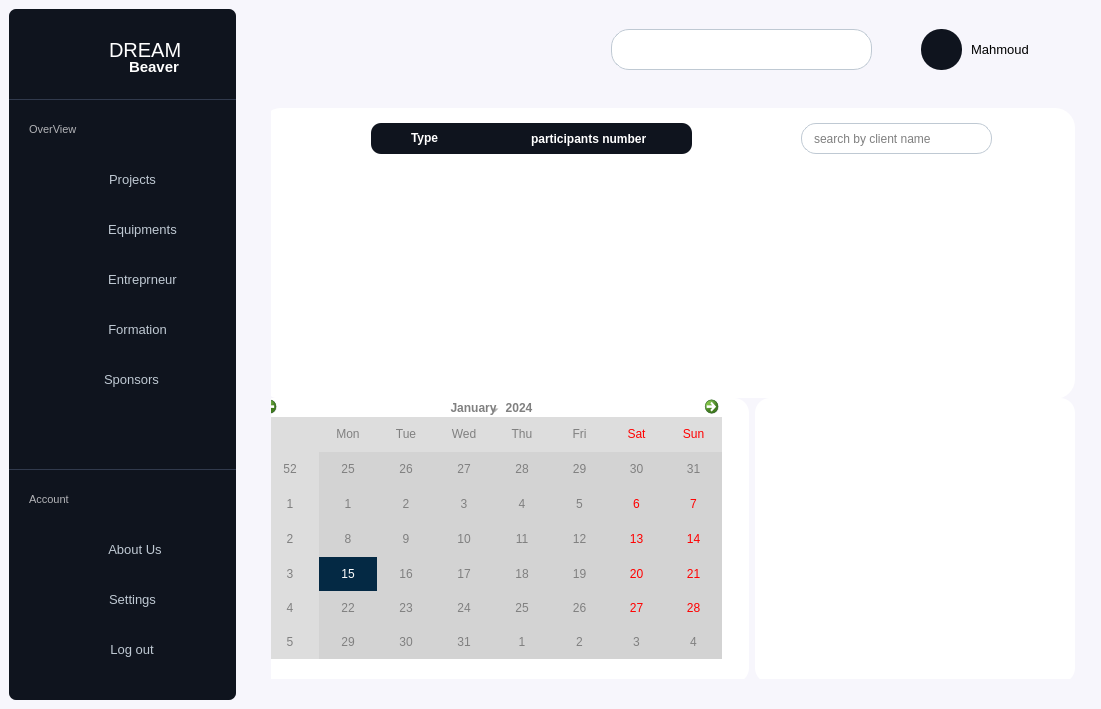
life-is-potato/Dream-Beaver, file caramel/Project_Walhazi 0.0.7/mainwindow.ui: the form before one commit.
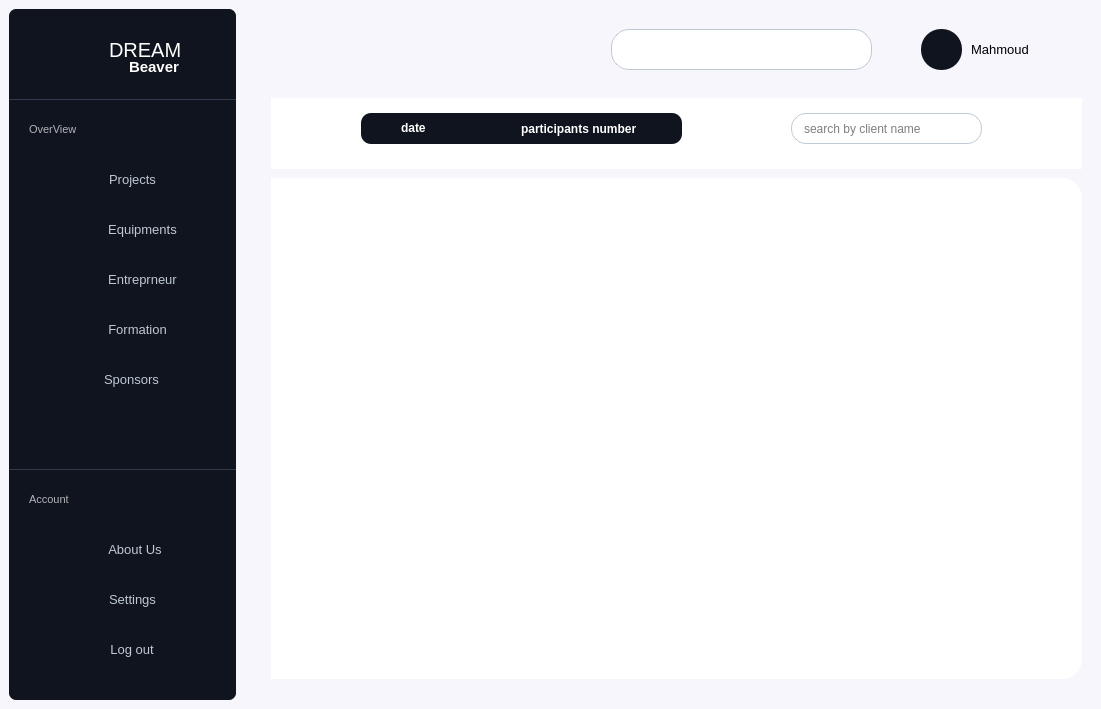
The form after the commit. The open tabs and pages were chosen to show the change. Icons and pictures are not drawn.

```diff
--- a/caramel/Project_Walhazi 0.0.7/mainwindow.ui
+++ b/caramel/Project_Walhazi 0.0.7/mainwindow.ui
@@ -34,8 +34,8 @@
 	background-color:#F7F6FC;
 }</string>
    </property>
-   <layout class="QHBoxLayout" name="horizontalLayout">
-    <item>
+   <layout class="QGridLayout" name="gridLayout">
+    <item row="0" column="0">
      <widget class="QWidget" name="side_bar" native="true">
       <property name="maximumSize">
        <size>
@@ -606,7 +606,7 @@
       </widget>
      </widget>
     </item>
-    <item>
+    <item row="0" column="1">
      <widget class="QWidget" name="main" native="true">
       <property name="maximumSize">
        <size>
@@ -5340,10 +5340,10 @@
             <widget class="QWidget" name="table_3" native="true">
              <property name="geometry">
               <rect>
-               <x>-10</x>
-               <y>10</y>
+               <x>0</x>
+               <y>250</y>
                <width>814</width>
-               <height>291</height>
+               <height>321</height>
               </rect>
              </property>
              <property name="styleSheet">
@@ -5644,10 +5644,10 @@
             <widget class="QWidget" name="others_4" native="true">
              <property name="geometry">
               <rect>
-               <x>-10</x>
-               <y>300</y>
-               <width>814</width>
-               <height>285</height>
+               <x>0</x>
+               <y>0</y>
+               <width>811</width>
+               <height>241</height>
               </rect>
              </property>
              <property name="maximumSize">
@@ -5668,29 +5668,67 @@
                  <string notr="true">background-color:white ; 
 border-radius:15px ; </string>
                 </property>
-                <widget class="QCalendarWidget" name="calendarFomation_2">
+                <widget class="QLabel" name="label_91">
                  <property name="geometry">
                   <rect>
-                   <x>0</x>
-                   <y>0</y>
-                   <width>461</width>
-                   <height>261</height>
+                   <x>160</x>
+                   <y>40</y>
+                   <width>211</width>
+                   <height>71</height>
                   </rect>
                  </property>
                  <property name="styleSheet">
-                  <string notr="true">QCalendarWidget QAbstractItemView
-{ 
-    selection-background-color: #042944; 
-    selection-color: white;
+                  <string notr="true">	font-size: 25px ; 
+	font-weight:bold ; </string>
+                 </property>
+                 <property name="text">
+                  <string>better view?</string>
+                 </property>
+                </widget>
+                <widget class="QPushButton" name="pushButton_5">
+                 <property name="geometry">
+                  <rect>
+                   <x>280</x>
+                   <y>140</y>
+                   <width>121</width>
+                   <height>41</height>
+                  </rect>
+                 </property>
+                 <property name="styleSheet">
+                  <string notr="true">QPushButton {
+ 
+	image: url(:/icons/tsawer/calendar (1).svg);
 }
-QCalendarWidget QWidget 
-{
-  color:grey;
+
+QPushButton::hover {
+	
+	image: url(:/icons/tsawer/calendar.svg);
+cursor: pointer;
+}</string>
+                 </property>
+                 <property name="text">
+                  <string/>
+                 </property>
+                </widget>
+                <widget class="QPushButton" name="pushButton_6">
+                 <property name="geometry">
+                  <rect>
+                   <x>82</x>
+                   <y>147</y>
+                   <width>111</width>
+                   <height>31</height>
+                  </rect>
+                 </property>
+                 <property name="styleSheet">
+                  <string notr="true">QPushButton {
+ 
+	image: url(:/icons/tsawer/grid.svg);
 }
-QCalendarWidget QTableView
-{
-    border-width:0px;
-    background-color:lightgrey;
+
+QPushButton::hover {
+	
+	image: url(:/icons/tsawer/grid (1).svg);
+cursor: pointer;
 }</string>
                  </property>
                 </widget>
@@ -6463,6 +6501,327 @@
              </widget>
             </widget>
            </widget>
+           <widget class="QWidget" name="page_30">
+            <widget class="QWidget" name="widget_14" native="true">
+             <property name="geometry">
+              <rect>
+               <x>0</x>
+               <y>110</y>
+               <width>801</width>
+               <height>881</height>
+              </rect>
+             </property>
+             <widget class="QCalendarWidget" name="calendarFomation_2">
+              <property name="geometry">
+               <rect>
+                <x>0</x>
+                <y>0</y>
+                <width>791</width>
+                <height>451</height>
+               </rect>
+              </property>
+              <property name="styleSheet">
+               <string notr="true">QCalendarWidget {
+    border-radius: 10px; /* Adjust the value to control the roundness of the edges */
+}
+
+</string>
+              </property>
+             </widget>
+            </widget>
+            <widget class="QPushButton" name="pushButton_3">
+             <property name="geometry">
+              <rect>
+               <x>10</x>
+               <y>10</y>
+               <width>93</width>
+               <height>28</height>
+              </rect>
+             </property>
+             <property name="styleSheet">
+              <string notr="true">QPushButton {
+	background-color:#F7F6FC; 
+	border-radius:1px ; 
+	image: url(:/icons/tsawer/arrow-left.svg);
+}
+
+QPushButton::hover {
+	
+	image: url(:/icons/tsawer/arrow-left_hover.svg);
+}</string>
+             </property>
+             <property name="text">
+              <string/>
+             </property>
+            </widget>
+           </widget>
+           <widget class="QWidget" name="page_31">
+            <widget class="QWidget" name="table_6" native="true">
+             <property name="geometry">
+              <rect>
+               <x>-20</x>
+               <y>0</y>
+               <width>851</width>
+               <height>71</height>
+              </rect>
+             </property>
+             <property name="styleSheet">
+              <string notr="true">background-color:white ; 
+border-radius:20px ; 
+</string>
+             </property>
+             <widget class="QPushButton" name="add_formation_2">
+              <property name="geometry">
+               <rect>
+                <x>20</x>
+                <y>20</y>
+                <width>21</width>
+                <height>21</height>
+               </rect>
+              </property>
+              <property name="cursor">
+               <cursorShape>PointingHandCursor</cursorShape>
+              </property>
+              <property name="styleSheet">
+               <string notr="true">#add_formation_2 {
+	image: url(:/icons/tsawer/plus.svg);
+}
+#add_formation_2::hover {
+	image:url(:/icons/tsawer/plus_hover.svg);
+cursor: pointer;
+}</string>
+              </property>
+              <property name="text">
+               <string/>
+              </property>
+             </widget>
+             <widget class="QLineEdit" name="search_formation_2">
+              <property name="geometry">
+               <rect>
+                <x>540</x>
+                <y>15</y>
+                <width>191</width>
+                <height>31</height>
+               </rect>
+              </property>
+              <property name="cursor">
+               <cursorShape>IBeamCursor</cursorShape>
+              </property>
+              <property name="styleSheet">
+               <string notr="true">QLineEdit {
+ 	background-color:transparent ;
+	border-radius:15px ; 
+	border:1px solid #BFC9D3; 
+	padding : 0 40px 0 10px ; 
+} </string>
+              </property>
+              <property name="placeholderText">
+               <string>search by client name</string>
+              </property>
+             </widget>
+             <widget class="QPushButton" name="search_button_f_2">
+              <property name="geometry">
+               <rect>
+                <x>700</x>
+                <y>15</y>
+                <width>21</width>
+                <height>31</height>
+               </rect>
+              </property>
+              <property name="cursor">
+               <cursorShape>PointingHandCursor</cursorShape>
+              </property>
+              <property name="styleSheet">
+               <string notr="true">QPushButton {	
+	background-color: transparent ;
+	border-radius:20px ; 
+	
+	image: url(:/icons/tsawer/search.svg);
+} 
+QPushButton::hover {
+cursor: pointer;
+}
+</string>
+              </property>
+              <property name="text">
+               <string/>
+              </property>
+             </widget>
+             <widget class="QPushButton" name="tri_formation_2">
+              <property name="geometry">
+               <rect>
+                <x>80</x>
+                <y>20</y>
+                <width>21</width>
+                <height>21</height>
+               </rect>
+              </property>
+              <property name="cursor">
+               <cursorShape>PointingHandCursor</cursorShape>
+              </property>
+              <property name="styleSheet">
+               <string notr="true">QPushButton {
+	image: url(:/icons/tsawer/filter.svg);
+}
+QPushButton::hover {
+	image: url(:/icons/tsawer/filter_hover.svg);
+}</string>
+              </property>
+              <property name="text">
+               <string/>
+              </property>
+             </widget>
+             <widget class="QWidget" name="tri_bar_formation_2" native="true">
+              <property name="enabled">
+               <bool>true</bool>
+              </property>
+              <property name="geometry">
+               <rect>
+                <x>110</x>
+                <y>15</y>
+                <width>321</width>
+                <height>31</height>
+               </rect>
+              </property>
+              <property name="styleSheet">
+               <string notr="true">QWidget {
+ 	background-color:#0F141E ;
+	border-radius:10px ; 
+	padding : 0 40px 0 10px ; 
+}</string>
+              </property>
+              <widget class="QRadioButton" name="tri_typefor_2">
+               <property name="geometry">
+                <rect>
+                 <x>10</x>
+                 <y>5</y>
+                 <width>111</width>
+                 <height>20</height>
+                </rect>
+               </property>
+               <property name="styleSheet">
+                <string notr="true">QRadioButton{
+	background-color:transparent ; 
+	color:white ; 
+	border:0px ; 
+	font-weight :bold ; 
+}</string>
+               </property>
+               <property name="text">
+                <string>date</string>
+               </property>
+               <property name="checkable">
+                <bool>true</bool>
+               </property>
+              </widget>
+              <widget class="QRadioButton" name="tri_nbrfor_2">
+               <property name="geometry">
+                <rect>
+                 <x>130</x>
+                 <y>5</y>
+                 <width>211</width>
+                 <height>21</height>
+                </rect>
+               </property>
+               <property name="styleSheet">
+                <string notr="true">QRadioButton{
+	background-color:transparent ; 
+	color:white ; 
+	border:0px ; 
+	font-weight :bold ; 
+}</string>
+               </property>
+               <property name="text">
+                <string>participants number</string>
+               </property>
+              </widget>
+             </widget>
+             <widget class="QPushButton" name="pdf_formation_2">
+              <property name="geometry">
+               <rect>
+                <x>50</x>
+                <y>20</y>
+                <width>21</width>
+                <height>21</height>
+               </rect>
+              </property>
+              <property name="cursor">
+               <cursorShape>PointingHandCursor</cursorShape>
+              </property>
+              <property name="styleSheet">
+               <string notr="true">QPushButton {
+	image: url(:/icons/tsawer/download.svg);
+}
+QPushButton::hover {
+	
+	image: url(:/icons/tsawer/download_hover.svg);
+cursor: pointer;
+}</string>
+              </property>
+              <property name="text">
+               <string/>
+              </property>
+             </widget>
+             <widget class="QPushButton" name="mailing_2">
+              <property name="geometry">
+               <rect>
+                <x>440</x>
+                <y>20</y>
+                <width>93</width>
+                <height>28</height>
+               </rect>
+              </property>
+              <property name="styleSheet">
+               <string notr="true">#mailing_2 {
+	image: url(:/icons/tsawer/mail.svg);
+}
+#mailing_2::hover {
+	image:url(:/icons/tsawer/mail.svg);
+cursor: pointer;
+}</string>
+              </property>
+              <property name="text">
+               <string/>
+              </property>
+             </widget>
+             <widget class="QPushButton" name="star_2">
+              <property name="geometry">
+               <rect>
+                <x>740</x>
+                <y>20</y>
+                <width>93</width>
+                <height>28</height>
+               </rect>
+              </property>
+              <property name="styleSheet">
+               <string notr="true">#star_2 {
+	image: url(:/icons/tsawer/star.svg);
+}
+#star_2::hover {
+	image:url(:/icons/tsawer/star.svg);
+cursor: pointer;
+}</string>
+              </property>
+              <property name="text">
+               <string/>
+              </property>
+             </widget>
+            </widget>
+            <widget class="QWidget" name="widget_15" native="true">
+             <property name="geometry">
+              <rect>
+               <x>-20</x>
+               <y>80</y>
+               <width>831</width>
+               <height>501</height>
+              </rect>
+             </property>
+             <property name="styleSheet">
+              <string notr="true">background-color:white ; 
+border-radius:20px ; </string>
+             </property>
+            </widget>
+           </widget>
           </widget>
          </widget>
          <widget class="QWidget" name="page_11">
```
Left out of the diff: 41 changed lines with no effect on the pictures.
